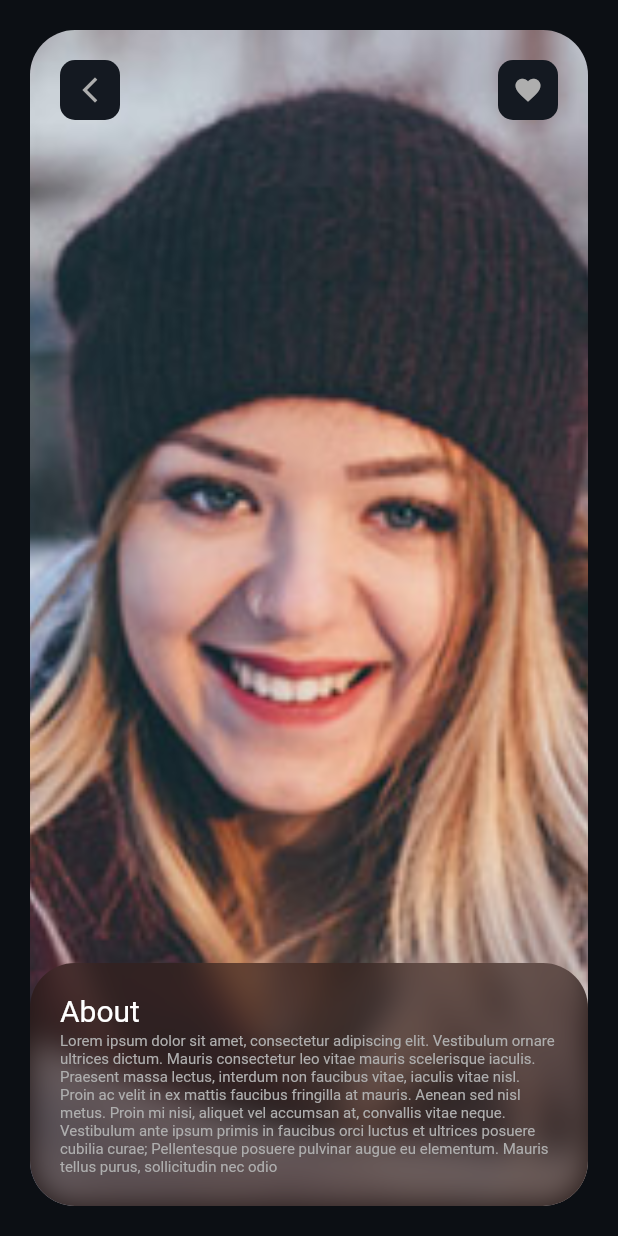
After one commit to RealEskalate/Practice, a Flutter app: the MahletPage screen opened by its route, on a phone screen of 412 x 824 dp. The commit adds this screen. Run offline on Flutter 3.47's test engine with Material 2 defaults, Android fonts, the phone set to English and light mode, and no system bars; our stand-ins replace flutter_bloc, google_fonts.

Commit message:
[Mobile] add Mahlet's page to the app

```diff
--- /dev/null
+++ b/starter_project_mobile/lib/bloc/fav_bloc.dart
@@ -0,0 +1,19 @@
+import 'package:flutter_bloc/flutter_bloc.dart';
+import 'package:starter_project_mobile/bloc/fav_event.dart';
+import 'package:starter_project_mobile/bloc/fav_state.dart';
+
+class FavBloc extends Bloc<FavEvent, FavState> {
+  //
+  FavBloc()
+      : super(
+          UnSelectedState(),
+        );
+  @override
+  Stream<FavState> mapEventToState(FavEvent event) async* {
+    if (event is Select) {
+      yield SelectedState();
+    }else{
+    yield UnSelectedState();
+    }
+  }
+}
--- /dev/null
+++ b/starter_project_mobile/lib/bloc/fav_event.dart
@@ -0,0 +1,9 @@
+
+class FavEvent {
+}
+class Select extends FavEvent {
+
+}
+class Deselect extends FavEvent {
+
+}
--- /dev/null
+++ b/starter_project_mobile/lib/bloc/fav_state.dart
@@ -0,0 +1,9 @@
+class FavState {
+  const FavState();
+}
+class UnSelectedState extends FavState {
+  const UnSelectedState();
+}
+class SelectedState extends FavState {
+  const SelectedState();
+}
--- a/starter_project_mobile/lib/main.dart
+++ b/starter_project_mobile/lib/main.dart
@@ -1,5 +1,6 @@
 import 'package:flutter/material.dart';
 import 'package:flutter_bloc/flutter_bloc.dart';
+import 'package:starter_project_mobile/bloc/fav_bloc.dart';
 import 'package:starter_project_mobile/bloc/theme_bloc.dart';
 import './route.dart';
 
@@ -8,6 +9,7 @@ import 'bloc/like_bloc.dart';
 void main() {
   runApp(MultiBlocProvider(
     providers: [
+      BlocProvider(lazy: false, create: (context) => FavBloc()),
       BlocProvider(lazy: false, create: (context) => LikeBloc(false)),
       BlocProvider(lazy: false, create: (context) => ThemeBloc()),
     ],
--- a/starter_project_mobile/lib/route.dart
+++ b/starter_project_mobile/lib/route.dart
@@ -1,4 +1,5 @@
 import 'package:flutter/material.dart';
+import 'package:starter_project_mobile/screens/mahlet_page.dart';
 import 'package:starter_project_mobile/screens/home_page.dart';
 import 'package:starter_project_mobile/screens/kaleb_page.dart';
 import 'package:starter_project_mobile/screens/minasie_page.dart';
@@ -20,6 +21,10 @@ class PageRouter {
         return MaterialPageRoute(builder: (context) {
           return MinasiePage();
         });
+      case MahletPage.RouteName:
+        return MaterialPageRoute(builder: (context) {
+          return MahletPage();
+        });
     }
   }
 }
--- /dev/null
+++ b/starter_project_mobile/lib/screens/mahlet_page.dart
@@ -0,0 +1,173 @@
+import 'dart:ui';
+
+import 'package:flutter/material.dart';
+import 'package:flutter_bloc/flutter_bloc.dart';
+import 'package:starter_project_mobile/bloc/fav_bloc.dart';
+import 'package:starter_project_mobile/bloc/fav_event.dart';
+import 'package:starter_project_mobile/bloc/fav_state.dart';
+
+class MahletPage extends StatelessWidget {
+
+  static const RouteName = "/mahlet";
+  static var screenHeight;
+  static var screenWidth;
+  @override
+  Widget build(BuildContext context) {
+
+    screenHeight = MediaQuery.of(context).size.height;
+    screenWidth = MediaQuery.of(context).size.width;
+    return Scaffold(
+      backgroundColor: Color(0xff0c0f14),
+      body: SafeArea(
+        child: Padding(
+          padding: const EdgeInsets.all(20.0),
+          child: Column(
+            children: [
+              Expanded(
+                flex: 2,
+                child: Stack(
+                  children: [
+                    Container(
+                      width: double.infinity,
+                      decoration: BoxDecoration(
+                        image: DecorationImage(
+                          fit: BoxFit.cover,
+                          image: AssetImage('assets/user-photo.jpg'),
+                        ),
+                        borderRadius: BorderRadius.circular(30.0),
+                      ),
+                      child: Column(
+                        mainAxisAlignment: MainAxisAlignment.end,
+                        children: [
+                          ClipRRect(
+                            borderRadius: BorderRadius.circular(30.0),
+                            child: BackdropFilter(
+                              filter: ImageFilter.blur(
+                                sigmaX: 10.0,
+                                sigmaY: 10.0,
+                              ),
+                              child: Container(
+                                padding: EdgeInsets.all(20.0),
+                                width: double.infinity,
+                                decoration: BoxDecoration(
+                                  color: Color(0xff311d18).withOpacity(0.6),
+                                ),
+                                child: Column(
+                                  crossAxisAlignment: CrossAxisAlignment.stretch,
+                                  mainAxisAlignment: MainAxisAlignment.center,
+                                  children: [
+                                    Row(
+                                      children: [
+                                        Expanded(
+                                          child: Column(
+                                            crossAxisAlignment:
+                                                CrossAxisAlignment.start,
+                                            children: [
+                                              Column(
+                                                crossAxisAlignment:
+                                                    CrossAxisAlignment.start,
+                                                children: [
+                                                  Text(
+                                                    "About",
+                                                    style: TextStyle(
+                                                      color: Colors.white,
+                                                      fontSize: 20.0,
+                                                      fontWeight:
+                                                          FontWeight.normal,
+                                                    ),
+                                                  ),
+                                                  SizedBox(
+                                                    height: 3,
+                                                  ),
+                                                  Text(
+                                                     "Lorem ipsum dolor sit amet, consectetur adipiscing elit. Vestibulum ornare ultrices dictum. "
+                  "Mauris consectetur leo vitae mauris scelerisque iaculis. Praesent massa lectus, interdum "
+                  "non faucibus vitae, iaculis vitae nisl. Proin ac velit in ex mattis faucibus fringilla at "
+                  "mauris. Aenean sed nisl metus. Proin mi nisi, aliquet vel accumsan at, convallis vitae neque. "
+                  "Vestibulum ante ipsum primis in faucibus orci luctus et ultrices posuere cubilia curae; "
+                  "Pellentesque posuere pulvinar augue eu elementum. Mauris tellus purus, sollicitudin nec odio ",
+                  style: TextStyle(
+                                                      fontSize: 10.0,
+                                                      color: Color(0xffaeaeae),
+                                                    ),
+                                                  ),
+                                                ],
+                                              ),
+                                            ],
+                                          ),
+                                        ),
+                                        ],
+                                    )
+                                  ],
+                                ),
+                              ),
+                            ),
+                          )
+                        ],
+                      ),
+                    ),
+                    Padding(
+                      padding:
+                          const EdgeInsets.only(left: 20, top: 20, right: 20),
+                      child: Row(
+                        mainAxisAlignment: MainAxisAlignment.spaceBetween,
+                        children: [
+                          Container(
+                            height: 40.0,
+                            width: 40.0,
+                            decoration: BoxDecoration(
+                              color: Color(0xff141921),
+                              borderRadius: BorderRadius.circular(10.0),
+                            ),
+                            child: IconButton(
+                              icon: Icon(
+                                Icons.arrow_back_ios_new,
+                                size: 20,
+                                color: Color(0xffaeaeae),
+                              ),
+                              onPressed: () {
+                                Navigator.of(context).pop();
+                              },
+                            ),
+                          ),
+                          Container(
+                            height: 40.0,
+                            width: 40.0,
+                            decoration: BoxDecoration(
+                              color: Color(0xff141921),
+                              borderRadius: BorderRadius.circular(10.0),
+                            ),
+                            child:
+                            BlocBuilder<FavBloc, FavState>(
+                builder: (context, liked) {
+                  return IconButton(
+                              icon: Icon(
+                                Icons.favorite,
+                                size: 20,
+                                color: liked is UnSelectedState ? Color(0xffaeaeae): Color(0xffd17842),
+                              ),
+                              onPressed: () {
+                                if (liked is SelectedState) {
+                                  context.read<FavBloc>().add(Deselect());
+                                } else {
+                                context.read<FavBloc>().add(Select());
+                                }
+                              },
+                            );
+
+                },
+              ),
+                          ),
+                        ],
+                      ),
+                    )
+                  ],
+                ),
+              ),
+              ],
+          ),
+        ),
+      ),
+    );
+  }
+}
--- a/starter_project_mobile/lib/screens/main_drawer.dart
+++ b/starter_project_mobile/lib/screens/main_drawer.dart
@@ -2,6 +2,7 @@ import 'package:flutter/cupertino.dart';
 import 'package:flutter/material.dart';
 import 'package:google_fonts/google_fonts.dart';
 import 'package:starter_project_mobile/screens/kaleb_page.dart';
+import 'package:starter_project_mobile/screens/mahlet_page.dart';
 import 'package:starter_project_mobile/screens/minasie_page.dart';
 
 class MainDrawer extends StatelessWidget {
@@ -51,6 +52,18 @@ class MainDrawer extends StatelessWidget {
               onTap: () {
                 Navigator.of(context).pushNamed(MinasiePage.RouteName);
               }),
+              ListTile(
+              leading: Icon(Icons.person),
+              title: Text(
+                "Mahlet",
+                style: TextStyle(
+                  color: Colors.blueAccent,
+                  fontSize: 16.0,
+                ),
+              ),
+              onTap: () {
+                Navigator.of(context).pushNamed(MahletPage.RouteName);
+              }),
         ],
       ),
     );
```
Also changed, not shown: starter_project_mobile/assets/user-photo.jpg (added).
